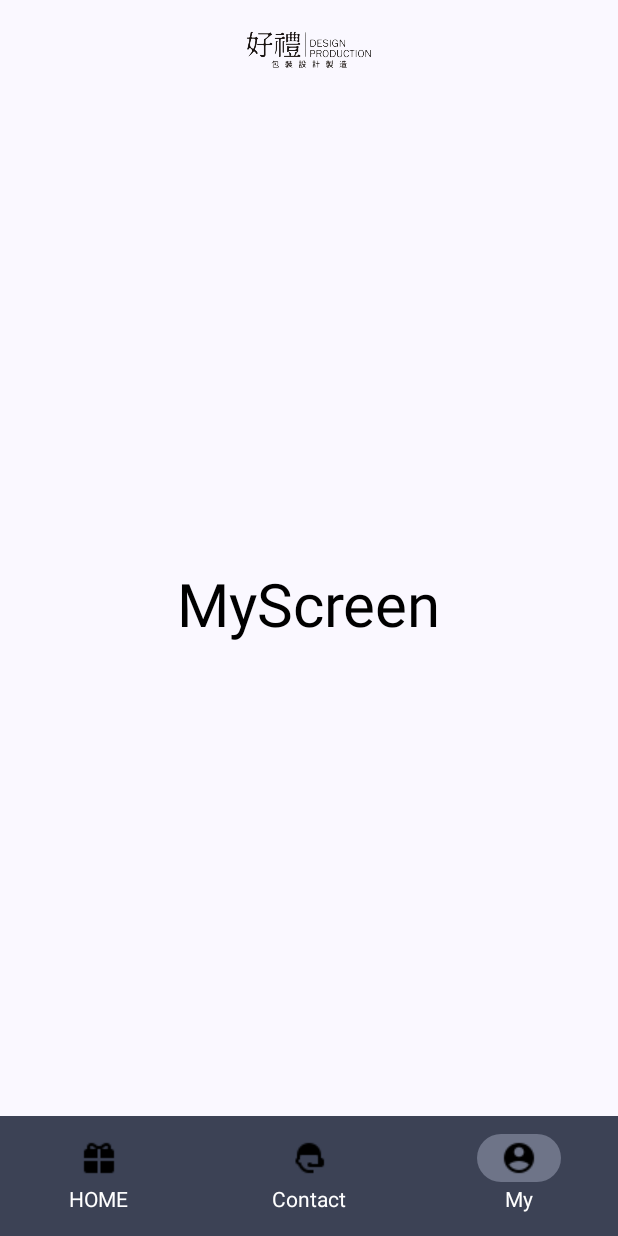
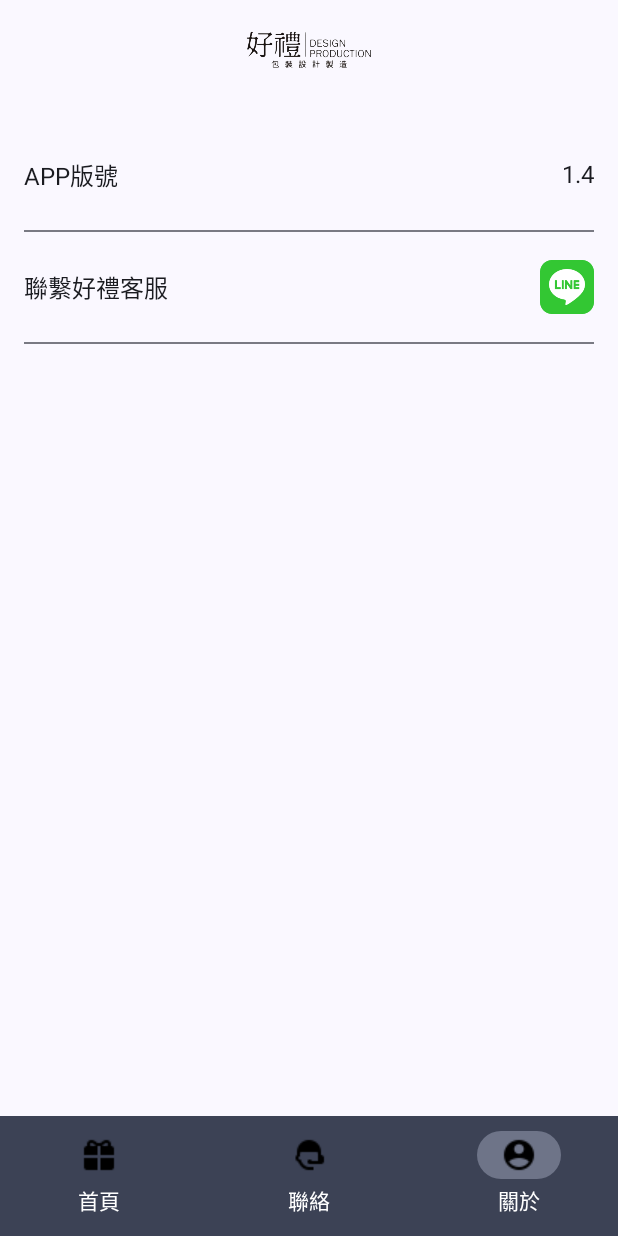
Before and after one commit to tsaenogard/HoliDemo, an Android app built with Jetpack Compose: the screen it shows after launch (MainActivity), item 3 of the bottom bar chosen, on a phone screen of 412 x 824 dp. Run offline under Robolectric (Android 15) with nearby library versions, the phone set to English and light mode, and no system bars; our stand-ins replace accompanist; 2 statements that could not run were skipped.

Commit message:
更新main 新增my頁面

```diff
--- a/app/src/main/java/com/masb1ue/holidemo2/CategoryScreen.kt
+++ b/app/src/main/java/com/masb1ue/holidemo2/CategoryScreen.kt
@@ -19,6 +19,7 @@ import androidx.compose.ui.layout.ContentScale
 import androidx.compose.ui.text.style.TextOverflow
 import androidx.compose.ui.tooling.preview.Preview
 import androidx.compose.ui.unit.dp
+import androidx.compose.ui.unit.sp
 import coil.compose.rememberAsyncImagePainter
 import com.google.accompanist.pager.ExperimentalPagerApi
 import com.google.accompanist.pager.HorizontalPager
@@ -92,7 +93,7 @@ fun CategoryScreen(
                     columns = GridCells.Fixed(2),
                     modifier = Modifier
                         .fillMaxWidth(),
-                    horizontalArrangement = Arrangement.spacedBy(16.dp)
+                    horizontalArrangement = Arrangement.spacedBy(6.dp)
                 ) {
                     val products = productList.filter { product ->
                         product.category.any { it.content == usageList[pagerState.currentPage] }
@@ -113,8 +114,10 @@ fun CategoryScreen(
                                     .height(160.dp)
                                     .width(160.dp)
                             )
+                            Spacer(modifier = Modifier.height(16.dp))
                             Text(
                                 text = products[index].subtitle,
+                                fontSize = 14.sp,
                                 maxLines = 1,
                                 overflow = TextOverflow.Ellipsis,
                                 modifier = Modifier.height(35.dp)
--- a/app/src/main/java/com/masb1ue/holidemo2/ContactScreen.kt
+++ b/app/src/main/java/com/masb1ue/holidemo2/ContactScreen.kt
@@ -89,7 +89,8 @@ fun ContactScreen(modifier: Modifier) {
         ) {
             val context = LocalContext.current
             val intent =
-                remember { Intent(Intent.ACTION_VIEW, Uri.parse("https://line.me/ti/p/OjTeDF_lL5")) }
+                remember {
+                    Intent(Intent.ACTION_VIEW, Uri.parse("https://lin.ee/66ZtoWi")) }
             Button(
                 onClick = { context.startActivity(intent) },
                 modifier = Modifier
--- a/app/src/main/java/com/masb1ue/holidemo2/HomeScreen.kt
+++ b/app/src/main/java/com/masb1ue/holidemo2/HomeScreen.kt
@@ -8,6 +8,7 @@ import androidx.compose.foundation.lazy.LazyRow
 import androidx.compose.foundation.lazy.grid.GridCells
 import androidx.compose.foundation.lazy.grid.LazyVerticalGrid
 import androidx.compose.foundation.shape.CircleShape
+import androidx.compose.material3.Divider
 import androidx.compose.material3.Text
 import androidx.compose.runtime.Composable
 import androidx.compose.runtime.DisposableEffect
@@ -18,6 +19,7 @@ import androidx.compose.ui.draw.clip
 import androidx.compose.ui.graphics.Color
 import androidx.compose.ui.layout.ContentScale
 import androidx.compose.ui.res.painterResource
+import androidx.compose.ui.text.font.FontWeight
 import androidx.compose.ui.tooling.preview.Preview
 import androidx.compose.ui.unit.dp
 import androidx.compose.ui.unit.sp
@@ -33,7 +35,8 @@ import java.util.*
 fun HomeScreen(
     modifier: Modifier,
     onCategoryClick: (String) -> Unit,
-    onDemoClick: (String) -> Unit
+    onDemoClick: (String) -> Unit,
+    onFilterClick: () -> Unit,
 ) {
     Column(
         modifier
@@ -42,37 +45,6 @@ fun HomeScreen(
         horizontalAlignment = Alignment.CenterHorizontally,
         verticalArrangement = Arrangement.Top,
     ) {
-        LazyRow(
-            Modifier
-                .fillMaxWidth()
-                .height(94.dp),
-            horizontalArrangement = Arrangement.spacedBy(18.dp)
-        ) {
-            items(SampleData.industryList.size) { index ->
-                Column(
-                    Modifier
-                        .fillMaxHeight()
-                        .clickable { onCategoryClick.invoke(SampleData.industryList[index]) },
-                    horizontalAlignment = Alignment.CenterHorizontally,
-                    verticalArrangement = Arrangement.spacedBy(6.dp)
-                ) {
-                    Image(
-                        painter = painterResource(id = SampleData.categoryImgList[index]),
-                        contentDescription = null,
-                        modifier = Modifier
-                            .aspectRatio(1f)
-                            .clip(CircleShape)
-                            .weight(2f),
-                        contentScale = ContentScale.Crop
-                    )
-                    Text(
-                        text = SampleData.industryList[index],
-                        modifier = Modifier.weight(1f)
-                    )
-                }
-            }
-        }
-        Spacer(Modifier.height(16.dp))
         Column(
             Modifier
                 .fillMaxWidth()
@@ -109,7 +81,69 @@ fun HomeScreen(
                 )
             }
         }
+        Spacer(Modifier.height(16.dp))
+        LazyRow(
+            Modifier
+                .fillMaxWidth()
+                .height(94.dp),
+            horizontalArrangement = Arrangement.spacedBy(18.dp)
+        ) {
+            items(SampleData.industryList.size) { index ->
+                Column(
+                    Modifier
+                        .fillMaxHeight()
+                        .clickable { onCategoryClick.invoke(SampleData.industryList[index]) },
+                    horizontalAlignment = Alignment.CenterHorizontally,
+                    verticalArrangement = Arrangement.spacedBy(6.dp)
+                ) {
+                    Image(
+                        painter = painterResource(id = SampleData.categoryImgList[index]),
+                        contentDescription = null,
+                        modifier = Modifier
+                            .aspectRatio(1f)
+                            .clip(CircleShape)
+                            .weight(2f),
+                        contentScale = ContentScale.Crop
+                    )
+                    Text(
+                        text = SampleData.industryList[index],
+                        modifier = Modifier.weight(1f),
+                        fontSize = 14.sp
+                    )
+                }
+            }
+        }
         Spacer(modifier = Modifier.height(16.dp))
+        Divider(thickness = 1.dp, color = Color(0xFFEAE6E5))
+        Box(modifier = Modifier.fillMaxWidth()) {
+            Text(
+                text = "精選作品",
+                fontSize = 16.sp,
+                fontWeight = FontWeight(600),
+                modifier = Modifier.align(Alignment.CenterStart)
+            )
+            Row(
+                modifier = Modifier
+                    .align(Alignment.CenterEnd)
+                    .clickable {
+                        onFilterClick()
+                    },
+                verticalAlignment = Alignment.CenterVertically
+            ) {
+                Text(
+                    text = "篩選", fontSize = 14.sp,
+                    fontWeight = FontWeight(400),
+                )
+                Image(
+                    painter = painterResource(id = R.drawable.icon_menu),
+                    contentDescription = null,
+                    modifier = Modifier
+                        .size(48.dp, 48.dp)
+                )
+            }
+
+        }
+        Divider(thickness = 1.dp, color = Color(0xFFEAE6E5))
         LazyVerticalGrid(
             columns = GridCells.Fixed(3),
             modifier = Modifier
@@ -147,5 +181,5 @@ fun HomeScreen(
 @Preview
 @Composable
 fun HomeScreenPreview() {
-    HomeScreen(Modifier, {}, {})
+    HomeScreen(Modifier, {}, {}, {})
 }
--- a/app/src/main/java/com/masb1ue/holidemo2/MainActivity.kt
+++ b/app/src/main/java/com/masb1ue/holidemo2/MainActivity.kt
@@ -60,7 +60,7 @@ class MainActivity : ComponentActivity() {
                         )
                     }
                     val layerIndex = remember { mutableStateOf(0) }
-                    val isShowFilter = remember { mutableStateOf(true) }
+                    val isShowFilter = viewModel.isShowFilter
                     ModalNavigationDrawer(
                         drawerState = drawerState,
                         drawerContent = {
--- a/app/src/main/java/com/masb1ue/holidemo2/MainScreen.kt
+++ b/app/src/main/java/com/masb1ue/holidemo2/MainScreen.kt
@@ -8,7 +8,6 @@ import androidx.compose.material3.*
 import androidx.compose.runtime.*
 import androidx.compose.ui.Modifier
 import androidx.compose.ui.res.painterResource
-import androidx.compose.ui.tooling.preview.Preview
 import androidx.compose.ui.unit.dp
 import androidx.navigation.NavDestination.Companion.hierarchy
 import androidx.navigation.NavGraph.Companion.findStartDestination
@@ -24,7 +23,7 @@ import com.masb1ue.holidemo2.graphs.MainNavGraph
 fun MainScreen(
     modifier: Modifier,
     navController: NavHostController = rememberNavController(),
-    viewModel: SearchViewModel
+    viewModel: SearchViewModel,
 ) {
     Scaffold(topBar = {
         CenterAlignedTopAppBar(
@@ -44,7 +43,7 @@ fun MainScreen(
         MainNavGraph(
             navController = navController,
             modifier = Modifier.padding(innerPadding),
-            viewModel = viewModel
+            viewModel = viewModel,
         )
     }
 //    Scaffold(
--- a/app/src/main/java/com/masb1ue/holidemo2/MyScreen.kt
+++ b/app/src/main/java/com/masb1ue/holidemo2/MyScreen.kt
@@ -1,28 +1,76 @@
 package com.masb1ue.holidemo2
 
-import androidx.compose.foundation.layout.Arrangement
-import androidx.compose.foundation.layout.Column
-import androidx.compose.foundation.layout.fillMaxSize
+import android.content.Intent
+import android.net.Uri
+import androidx.compose.foundation.Image
+import androidx.compose.foundation.clickable
+import androidx.compose.foundation.layout.*
+import androidx.compose.foundation.lazy.LazyColumn
+import androidx.compose.material3.Divider
 import androidx.compose.material3.Text
 import androidx.compose.runtime.Composable
+import androidx.compose.runtime.remember
 import androidx.compose.ui.Alignment
 import androidx.compose.ui.Modifier
-import androidx.compose.ui.graphics.Color
+import androidx.compose.ui.platform.LocalContext
+import androidx.compose.ui.res.painterResource
 import androidx.compose.ui.tooling.preview.Preview
+import androidx.compose.ui.unit.dp
 import androidx.compose.ui.unit.sp
 
 @Composable
 fun MyScreen(modifier: Modifier) {
+    val context = LocalContext.current
+    val intent =
+        remember {
+            Intent(Intent.ACTION_VIEW, Uri.parse("https://lin.ee/66ZtoWi"))
+        }
     Column(
-        modifier.fillMaxSize(),
+        modifier.fillMaxSize().padding(16.dp),
         horizontalAlignment = Alignment.CenterHorizontally,
-        verticalArrangement = Arrangement.Center
+        verticalArrangement = Arrangement.Top
     ) {
-        Text(
-            "MyScreen",
-            color = Color.Black,
-            fontSize = 40.sp
-        )
+        LazyColumn(modifier = Modifier.fillMaxWidth()) {
+            item {
+                MyScreenItem("APP版號", BuildConfig.VERSION_NAME, null) {}
+                Divider()
+            }
+
+            item {
+                MyScreenItem(
+                    title = "聯繫好禮客服",
+                    description = null,
+                    icon = R.drawable.icon_line_rect
+                ) {
+                    context.startActivity(intent)
+                }
+                Divider()
+            }
+        }
+    }
+}
+
+@Composable
+fun MyScreenItem(title: String, description: String?, icon: Int?, onClick: () -> Unit) {
+    Row(
+        modifier = Modifier
+            .height(73.dp)
+            .clickable {
+                onClick()
+            },
+        verticalAlignment = Alignment.CenterVertically
+    ) {
+        Text(text = title, fontSize = 16.sp, modifier = Modifier.weight(1.0f))
+        description?.let {
+            Text(text = description, fontSize = 16.sp)
+        }
+        icon?.let {
+            Image(
+                painter = painterResource(id = icon),
+                contentDescription = null,
+                modifier = Modifier.size(36.dp)
+            )
+        }
     }
 }
 
--- a/app/src/main/java/com/masb1ue/holidemo2/api/SearchViewModel.kt
+++ b/app/src/main/java/com/masb1ue/holidemo2/api/SearchViewModel.kt
@@ -13,6 +13,7 @@ class SearchViewModel : ViewModel() {
     var productResponse: List<com.masb1ue.holidemo2.data.Product> by mutableStateOf(listOf())
     var errorMessage: String by mutableStateOf("")
     var isLoading :Boolean by mutableStateOf(false)
+    var isShowFilter :Boolean by mutableStateOf(false)
     var industryList: List<String> by mutableStateOf(SampleData.industryList)
     var usageList: List<String> by mutableStateOf(SampleData.usageList)
 
--- a/app/src/main/java/com/masb1ue/holidemo2/graphs/MainNavGraph.kt
+++ b/app/src/main/java/com/masb1ue/holidemo2/graphs/MainNavGraph.kt
@@ -13,7 +13,7 @@ import com.masb1ue.holidemo2.data.SampleData
 fun MainNavGraph(
     navController: NavHostController,
     modifier: Modifier,
-    viewModel: SearchViewModel
+    viewModel: SearchViewModel,
 ) {
     NavHost(
         navController = navController,
@@ -29,7 +29,10 @@ fun MainNavGraph(
                 navController.navigate(BottomBarNav.Category.route)
             }, {
                 navController.navigate(BottomBarNav.Product.route)
-            })
+            }, {
+                viewModel.isShowFilter = !viewModel.isShowFilter
+            }
+            )
         }
         composable(BottomBarNav.Category.route) {
             CategoryScreen(modifier,
@@ -58,31 +61,31 @@ sealed class BottomBarNav(
 ) {
     object Home : BottomBarNav(
         route = "HOME",
-        title = "HOME",
+        title = "首頁",
         icon = R.drawable.icon_gift
     )
 
     object Contact : BottomBarNav(
         route = "Contact",
-        title = "Contact",
+        title = "聯絡",
         icon = R.drawable.icon_support
     )
 
     object My : BottomBarNav(
         route = "My",
-        title = "My",
+        title = "關於",
         icon = R.drawable.icon_user
     )
 
     object Category : BottomBarNav(
         route = "Category",
-        title = "Category",
+        title = "作品集",
         icon = R.drawable.icon_user
     )
 
     object Product : BottomBarNav(
         route = "Product",
-        title = "Product",
+        title = "詳細頁",
         icon = R.drawable.icon_user
     )
 }
--- a/app/src/main/java/com/masb1ue/holidemo2/graphs/RootNavGraph.kt
+++ b/app/src/main/java/com/masb1ue/holidemo2/graphs/RootNavGraph.kt
@@ -9,7 +9,10 @@ import com.masb1ue.holidemo2.MainScreen
 import com.masb1ue.holidemo2.api.SearchViewModel
 
 @Composable
-fun RootNavigationGraph(navController: NavHostController, viewModel: SearchViewModel) {
+fun RootNavigationGraph(
+    navController: NavHostController,
+    viewModel: SearchViewModel,
+) {
     NavHost(
         navController = navController,
         route = Graph.ROOT,
```
Also changed, not shown: app/src/main/res/drawable/icon_line_rect.png (added).
